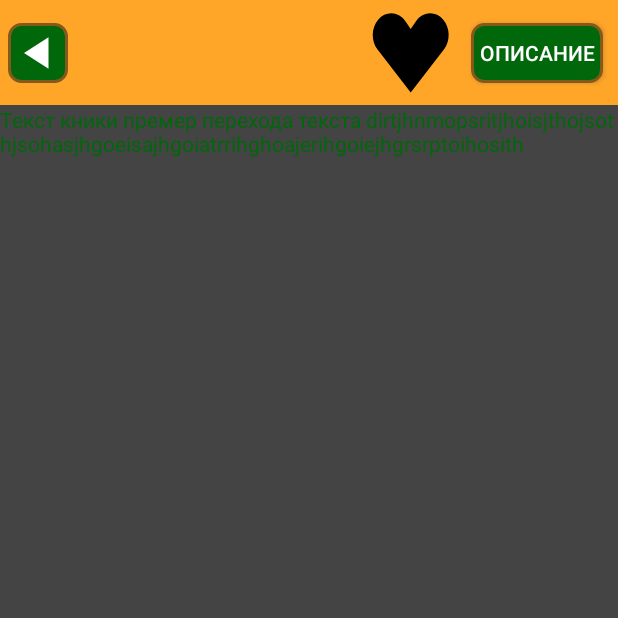
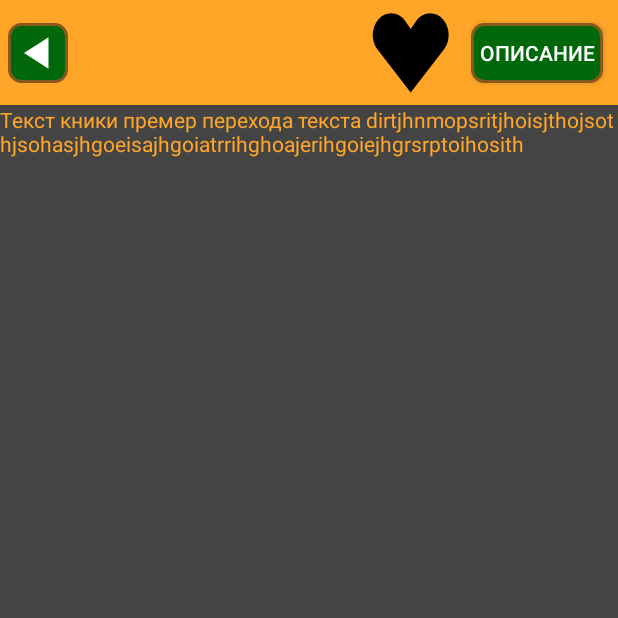
Before and after one commit to MrDoc03/Library, an Android app: the Book_content screen opened directly, with no data from a screen before it, on a phone screen of 412 x 824 dp, the top half of it. Run offline under Robolectric (Android 15) with nearby library versions, the phone set to English and light mode, and no system bars; 2 statements that could not run were skipped.

```diff
--- a/app/src/main/res/layout/activity_book_content.xml
+++ b/app/src/main/res/layout/activity_book_content.xml
@@ -49,17 +49,28 @@
 
     </androidx.constraintlayout.widget.ConstraintLayout>
 
-    <android.widget.TextView
-        android:id="@+id/textView1"
+    <ScrollView
         android:layout_width="match_parent"
         android:layout_height="0dp"
         android:background="#444444"
-        android:text="Текст кники премер перехода текста dirtjhnmopsritjhoisjthojsothjsohasjhgoeisajhgoiatrrihghoajerihgoiejhgrsrptoihosith"
-        android:gravity="top|start"
-        android:inputType="textMultiLine"
-        android:textColor="#00680A"
         app:layout_constraintBottom_toBottomOf="parent"
-        app:layout_constraintTop_toBottomOf="@+id/linearLayout2"
-        />
+        app:layout_constraintTop_toBottomOf="@+id/linearLayout2">
+
+        <LinearLayout
+            android:layout_width="match_parent"
+            android:layout_height="0dp"
+            android:orientation="vertical">
+
+            <android.widget.TextView
+                android:id="@+id/textView1"
+                android:layout_width="match_parent"
+                android:layout_height="wrap_content"
+                android:background="#444444"
+                android:gravity="top|start"
+                android:inputType="textMultiLine"
+                android:text="Текст кники премер перехода текста dirtjhnmopsritjhoisjthojsothjsohasjhgoeisajhgoiatrrihghoajerihgoiejhgrsrptoihosith"
+                android:textColor="#FFA629" />
+        </LinearLayout>
+    </ScrollView>
 
 </androidx.constraintlayout.widget.ConstraintLayout>
--- a/app/src/main/res/layout/activity_main.xml
+++ b/app/src/main/res/layout/activity_main.xml
@@ -6,9 +6,7 @@
     android:layout_height="match_parent"
     tools:context=".MainActivity"
     android:id="@+id/content"
-    > <!--android:windowSoftInputMode="adjustPan"
-     недает сжиматься главному окну только возможно при открытой клавиатуре будут недоступны-->
-
+    >
     <LinearLayout
         android:id="@+id/linearLayout"
         android:layout_width="match_parent"
@@ -69,10 +67,6 @@
             android:gravity="center"
             >
 
-
-
-
-
         </LinearLayout>
     </ScrollView>
 
@@ -93,8 +87,6 @@
             app:layout_constraintBottom_toBottomOf="parent"
             app:layout_constraintStart_toStartOf="parent"
             app:layout_constraintTop_toTopOf="parent" />
-
-
 
         <android.widget.Button
             android:id="@+id/button4"
--- a/build.gradle.kts
+++ b/build.gradle.kts
@@ -1,4 +1,4 @@
 // Top-level build file where you can add configuration options common to all sub-projects/modules.
 plugins {
-    id("com.android.application") version "8.3.0" apply false
+    id("com.android.application") version "8.3.2" apply false
 }
```
